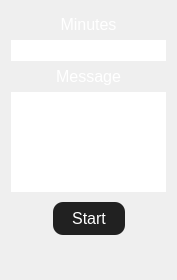
First picture: the form in source/mainwindow.ui, repository serverlinkdev/timer, before the edit.
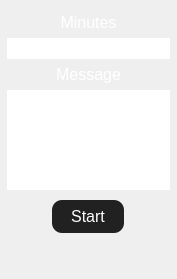
Second picture: the form after the edit.

Commit message: Remove all refs to palette in UI file for txtEdMsg.  Bring back 177x280 dims. Move lblStatus to new QHBoxLayout.  Bring back 12 pt font for lblStatus.  Reduce left/right margin to 7 to accomodate 12 pt font again for lblStatus.

```diff
--- a/source/mainwindow.ui
+++ b/source/mainwindow.ui
@@ -7,7 +7,7 @@
     <x>0</x>
     <y>0</y>
     <width>177</width>
-    <height>280</height>
+    <height>279</height>
    </rect>
   </property>
   <property name="font">
@@ -35,6 +35,15 @@
   </property>
   <widget class="QWidget" name="centralWidget">
    <layout class="QVBoxLayout" name="verticalLayout_3">
+    <property name="leftMargin">
+     <number>7</number>
+    </property>
+    <property name="topMargin">
+     <number>9</number>
+    </property>
+    <property name="rightMargin">
+     <number>7</number>
+    </property>
     <item>
      <layout class="QVBoxLayout" name="verticalLayout">
       <item>
@@ -88,9 +97,6 @@
           <property name="alignment">
            <set>Qt::AlignCenter</set>
           </property>
-          <property name="placeholderText">
-           <string/>
-          </property>
          </widget>
         </item>
        </layout>
@@ -130,90 +136,14 @@
           <height>100</height>
          </size>
         </property>
-        <property name="palette">
-         <palette>
-          <active>
-           <colorrole role="Text">
-            <brush brushstyle="SolidPattern">
-             <color alpha="255">
-              <red>255</red>
-              <green>255</green>
-              <blue>255</blue>
-             </color>
-            </brush>
-           </colorrole>
-           <colorrole role="PlaceholderText">
-            <brush brushstyle="SolidPattern">
-             <color alpha="128">
-              <red>255</red>
-              <green>255</green>
-              <blue>255</blue>
-             </color>
-            </brush>
-           </colorrole>
-          </active>
-          <inactive>
-           <colorrole role="Text">
-            <brush brushstyle="SolidPattern">
-             <color alpha="255">
-              <red>255</red>
-              <green>255</green>
-              <blue>255</blue>
-             </color>
-            </brush>
-           </colorrole>
-           <colorrole role="PlaceholderText">
-            <brush brushstyle="SolidPattern">
-             <color alpha="128">
-              <red>255</red>
-              <green>255</green>
-              <blue>255</blue>
-             </color>
-            </brush>
-           </colorrole>
-          </inactive>
-          <disabled>
-           <colorrole role="Text">
-            <brush brushstyle="SolidPattern">
-             <color alpha="96">
-              <red>164</red>
-              <green>166</green>
-              <blue>168</blue>
-             </color>
-            </brush>
-           </colorrole>
-           <colorrole role="PlaceholderText">
-            <brush brushstyle="SolidPattern">
-             <color alpha="128">
-              <red>208</red>
-              <green>208</green>
-              <blue>208</blue>
-             </color>
-            </brush>
-           </colorrole>
-          </disabled>
-         </palette>
-        </property>
         <property name="font">
          <font>
           <pointsize>12</pointsize>
          </font>
         </property>
-        <property name="toolTip">
-         <string/>
-        </property>
-        <property name="toolTipDuration">
-         <number>-1</number>
-        </property>
-        <property name="styleSheet">
-         <string notr="true"/>
-        </property>
         <property name="frameShape">
          <enum>QFrame::NoFrame</enum>
         </property>
-        <property name="placeholderText">
-         <string notr="true"/>
-        </property>
        </widget>
       </item>
      </layout>
@@ -221,7 +151,7 @@
     <item>
      <layout class="QVBoxLayout" name="verticalLayout_5">
       <property name="leftMargin">
-       <number>42</number>
+       <number>45</number>
       </property>
       <item>
        <widget class="QPushButton" name="pbAction">
@@ -250,6 +180,8 @@
      </layout>
     </item>
     <item>
+     <layout class="QHBoxLayout" name="horizontalLayout">
+      <item>
      <widget class="QLabel" name="lblStatus">
       <property name="sizePolicy">
        <sizepolicy hsizetype="Preferred" vsizetype="Fixed">
@@ -259,7 +191,7 @@
       </property>
       <property name="font">
        <font>
-        <pointsize>11</pointsize>
+          <pointsize>12</pointsize>
        </font>
       </property>
       <property name="text">
@@ -269,6 +201,8 @@
        <set>Qt::AlignCenter</set>
       </property>
      </widget>
+      </item>
+     </layout>
     </item>
    </layout>
   </widget>
```
Lines whose indentation alone changed are shown as unchanged.
